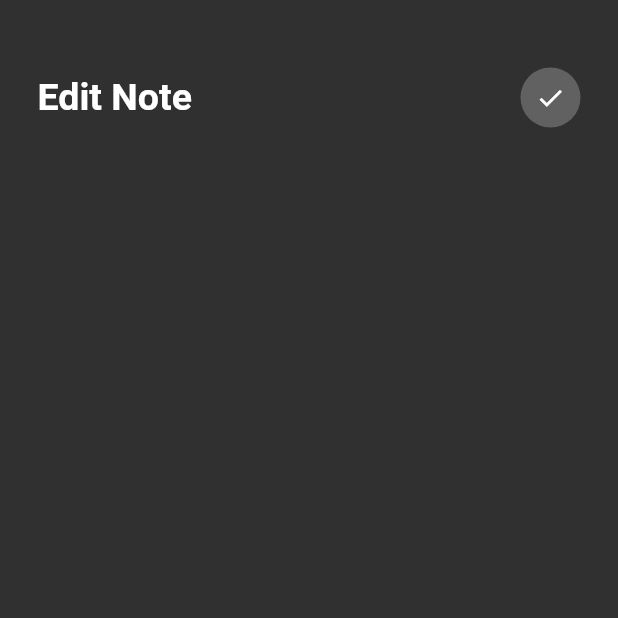
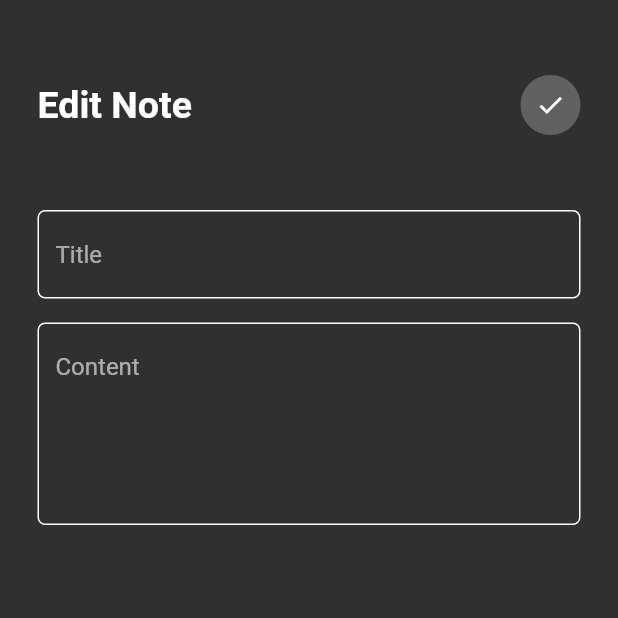
Before and after one commit to Mohamed-Yassien/notes_app, a Flutter app: the screen it shows after launch, after a tap on "Flutter Tips", on a phone screen of 412 x 824 dp, the top half of it. Run offline on Flutter 3.47's test engine with Material 2 defaults, Android fonts, the phone set to English and light mode, and no system bars; our stand-ins replace font_awesome_flutter.

Commit message:
edit note view done

```diff
--- a/lib/widgets/custom_text_field.dart
+++ b/lib/widgets/custom_text_field.dart
@@ -1,13 +1,11 @@
 import 'package:flutter/material.dart';
-import 'package:flutter/src/foundation/key.dart';
-import 'package:flutter/src/widgets/framework.dart';
 import 'package:notes_app_with_bloc/constant.dart';
 
 class CustomTextField extends StatelessWidget {
   const CustomTextField({
     Key? key,
     required this.hint,
-     this.maxLines = 1,
+    this.maxLines = 1,
   }) : super(key: key);
 
   final String hint;
@@ -29,7 +27,7 @@ class CustomTextField extends StatelessWidget {
 
   OutlineInputBorder buildBorder([color]) {
     return OutlineInputBorder(
-      borderRadius: BorderRadius.circular(12),
+      borderRadius: BorderRadius.circular(5),
       borderSide: BorderSide(
         color: color ?? Colors.white,
       ),
--- a/lib/widgets/edit_note_view_body.dart
+++ b/lib/widgets/edit_note_view_body.dart
@@ -3,6 +3,7 @@ import 'package:flutter/material.dart';
 import 'package:flutter/src/foundation/key.dart';
 import 'package:flutter/src/widgets/framework.dart';
 import 'package:notes_app_with_bloc/widgets/custom_app_bar.dart';
+import 'package:notes_app_with_bloc/widgets/custom_text_field.dart';
 
 class EditNoteViewBody extends StatelessWidget {
   const EditNoteViewBody({Key? key}) : super(key: key);
@@ -11,7 +12,7 @@ class EditNoteViewBody extends StatelessWidget {
   Widget build(BuildContext context) {
     return Padding(
       padding: const EdgeInsets.only(
-        top: 45,
+        top: 50,
         right: 25,
         left: 25,
         bottom: 25,
@@ -22,6 +23,19 @@ class EditNoteViewBody extends StatelessWidget {
             title: 'Edit Note',
             icon: Icons.check,
           ),
+          SizedBox(
+            height: 50,
+          ),
+          CustomTextField(
+            hint: 'Title',
+          ),
+          SizedBox(
+            height: 16,
+          ),
+          CustomTextField(
+            hint: 'Content',
+            maxLines: 5,
+          ),
         ],
       ),
     );
--- a/lib/widgets/notes_view_body.dart
+++ b/lib/widgets/notes_view_body.dart
@@ -12,7 +12,7 @@ class NotesViewBody extends StatelessWidget {
   Widget build(BuildContext context) {
     return Padding(
       padding: const EdgeInsets.only(
-        top: 45,
+        top: 50,
         right: 25,
         left: 25,
         bottom: 25,
```
